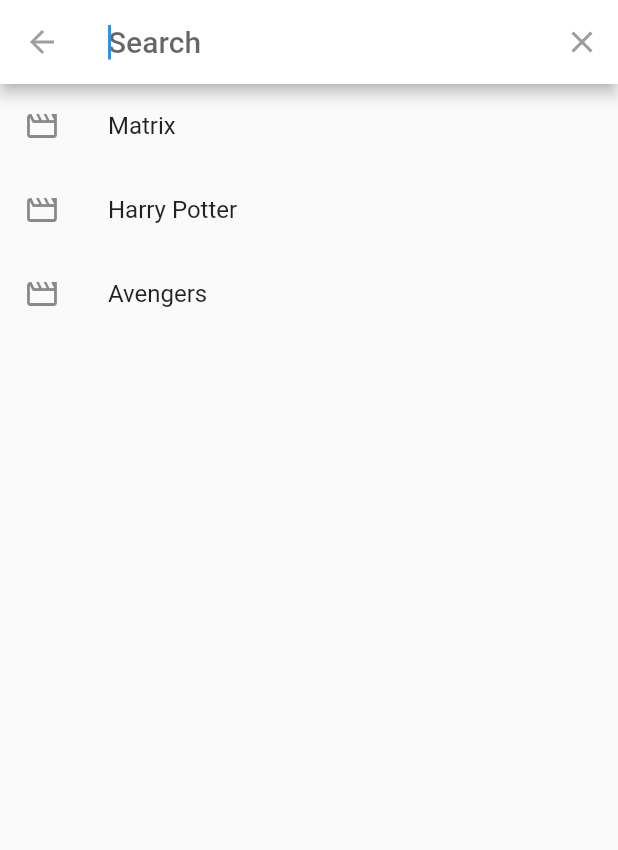
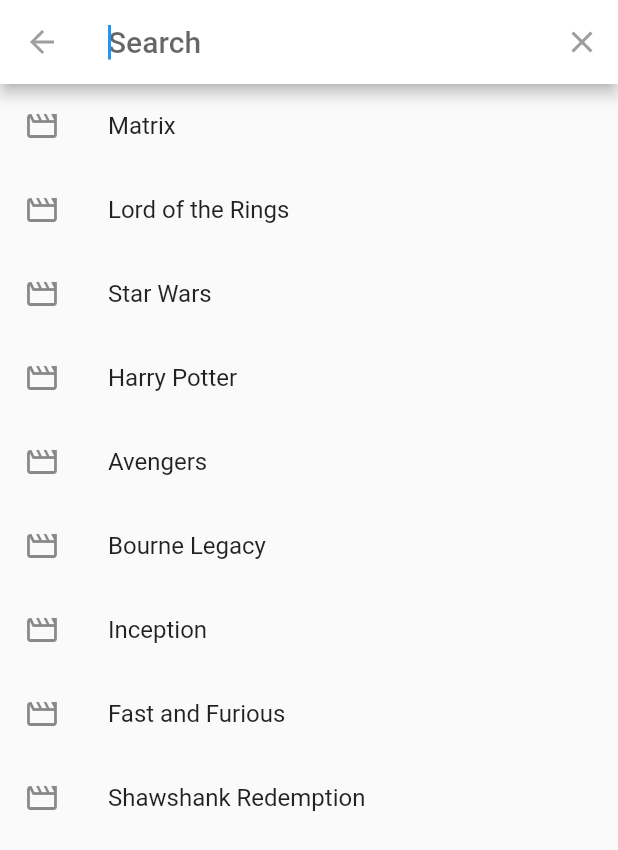
Before and after one commit to bartukaan/movie_searcher, a Flutter app: the screen it shows after launch, after a tap on the "search" icon, on a phone screen of 412 x 824 dp. Shown: the top 850 px of the screen. Run offline on Flutter 3.47's test engine with Material 2 defaults, Android fonts, the phone set to English and light mode, and no system bars; our stand-ins replace bloc, equatable, flutter_bloc, get_it.

Commit message:
[UPD]
-tamamlandı, düzenlenecek

```diff
--- a/lib/screens/movie_search.dart
+++ b/lib/screens/movie_search.dart
@@ -3,9 +3,9 @@ import 'package:flutter_bloc/flutter_bloc.dart';
 import 'package:movie_app/blocs/movie/movie_bloc.dart';
 import 'package:movie_app/models/movie_model.dart';
 
-class MovieSearch extends SearchDelegate<String>  {
+class MovieSearch extends SearchDelegate<String> {
   static final List<Movie> favoriteMovies = [];
-  final recentSearchingMovies = ["Matrix", "Harry Potter", "Avengers"];
+  final recentSearchingMovies = ["Matrix","Lord of the Rings","Star Wars", "Harry Potter", "Avengers","Bourne Legacy","Inception","Fast and Furious","Shawshank Redemption"];
 
   final Bloc<MovieEvent, MovieState> movieBloc;
 
@@ -42,9 +42,16 @@ class MovieSearch extends SearchDelegate<String>  {
           }
           if (state is MovieSearchErrorState) {
             print("Error:" + state.errorText);
+            if(state.errorText.toString().contains("null")){
               return Container(
-              child: Text(state.errorText),
+                child: Center(child: Text("Please Enter a Movie Name")),
               );
+            } /*else if(state.errorText.toString().contains("Too many results")){
+              return Container(
+                child: Center(child: Text("Please enter a Full Movie Name too many result for your search!")),
+              );
+            }*/
+
           }
           if (state is MovieSearchSuccessState) {
             List<Movie> movieList = state.movieList;
@@ -58,28 +65,35 @@ class MovieSearch extends SearchDelegate<String>  {
 
   @override
   Widget buildSuggestions(BuildContext context) {
-    var suggestionList = recentSearchingMovies;
-/*
-    if (query.isEmpty) {
-      suggestionList = recentSearchingMovies;
-    } else {
-      for (int i = 0; i <= MovieSearch.favoriteMovies.length; i++) {
-        suggestionList.add(MovieSearch.favoriteMovies[i]);
-      }
-    }*/
 
     return ListView.builder(
       itemBuilder: (context, index) => ListTile(
         leading: Icon(Icons.movie_outlined),
-        title: Text(suggestionList[index]),
+        title: Text(recentSearchingMovies[index]),
         onTap: () {
-          query = suggestionList[index];
+          query = recentSearchingMovies[index];
+          if(!recentSearchingMovies.contains(query)){
             recentSearchingMovies.add(query);
-
-          showResults(context);
+          }
+          if(query.isEmpty){
+            final snackBar = SnackBar(
+              content: Text('Please Enter a Movie Name!'),
+              action: SnackBarAction(
+                label: 'OK',
+                onPressed: () {
+                  Navigator.pop(context);
+                  // Some code to undo the change.
                 },
               ),
-      itemCount: suggestionList.length,
+            );
+
+            Scaffold.of(context).showSnackBar(snackBar);
+          }else {
+            showResults(context);
+          }
+        },
+      ),
+      itemCount: recentSearchingMovies.length,
     );
   }
 
@@ -100,8 +114,8 @@ class MovieSearch extends SearchDelegate<String>  {
               color: Colors.grey.shade300,
 
               child: StatefulBuilder(
-                builder: (BuildContext context,StateSetter setState){
-                return  Container(
+                  builder: (BuildContext context, StateSetter setState) {
+                return Container(
                   decoration:
                       BoxDecoration(borderRadius: BorderRadius.circular(20)),
                   child: Column(
@@ -119,16 +133,15 @@ class MovieSearch extends SearchDelegate<String>  {
                                     color: Colors.red,
                                     size: 30,
                                   ),
-                              label: Text("Added Favorite"),
+                                  label: Text("Added to Favorites"),
                                 )
                               : FlatButton.icon(
                                   onPressed: () {
                                     favoriteMovies.add(movieList[index]);
                                     setState(() {
-                                 isAddedList =true;
+                                      isAddedList = true;
                                     });
                                   },
-
                                   icon: Icon(
                                     Icons.favorite,
                                     size: 30,
@@ -152,7 +165,8 @@ class MovieSearch extends SearchDelegate<String>  {
                         child: Center(
                             child: Text(movieList[index].year,
                                 style: TextStyle(
-                                      fontSize: 14, fontWeight: FontWeight.bold))),
+                                    fontSize: 14,
+                                    fontWeight: FontWeight.bold))),
                       ),
                       /*  Card(
                         color: Colors.transparent,*/
@@ -164,19 +178,18 @@ class MovieSearch extends SearchDelegate<String>  {
                             image: DecorationImage(
                                 image: NetworkImage(movieList[index].poster),
                                 fit: BoxFit.fitHeight)),
-                            child: Column(
+                        /*child: Column(
                           children: [
                             Text("TYPE:" + movieList[index].type.toString()),
                             Text("IMDB ID: ${movieList[index].imdbId}"),
                           ],
-                            )),
+                        ),*/
+                      ),
                       // ),
                     ],
                   ),
                 );
-                }
-
-              ),
+              }),
             ),
           ),
           onTap: () => debugPrint("Movie $index tıklanıldı"),
--- a/lib/screens/search_screen.dart
+++ b/lib/screens/search_screen.dart
@@ -15,10 +15,21 @@ class _SearchScreenState extends State<SearchScreen> {
   Widget build(BuildContext context) {
     return Scaffold(
       appBar: AppBar(
-        title:  FlatButton.icon(onPressed: () {
-          Navigator.of(context).push( MaterialPageRoute(
+        title: FlatButton.icon(
+          onPressed: () {
+            Navigator.of(context).push(MaterialPageRoute(
                 builder: (BuildContext context) => FavoriteMovieList()));
-        }, icon: Icon(Icons.movie_outlined,color: Colors.white,),label: Text("Go to My Favorite Movies",style: TextStyle(color: Colors.white),),),//Text("Search Movie APP"),
+          },
+          icon: Icon(
+            Icons.movie_outlined,
+            color: Colors.white,
+          ),
+          label: Text(
+            "Go to My Favorite Movies",
+            style: TextStyle(color: Colors.white),
+          ),
+        ),
+        //Text("Search Movie APP"),
         actions: [
           IconButton(
             icon: Icon(Icons.search),
@@ -33,12 +44,34 @@ class _SearchScreenState extends State<SearchScreen> {
           }, icon: Icon(Icons.movie_outlined,color: Colors.white,),label: Text("Go to My Favorite Movies",style: TextStyle(color: Colors.white),),)*/
         ],
       ),
-      body: Container(
+      body: Column(
+        children: [
+          Row(
+           // crossAxisAlignment: CrossAxisAlignment.stretch,
+          //  mainAxisAlignment: MainAxisAlignment.spaceEvenly,
+            children: [
+              Padding(
+                padding: const EdgeInsets.all(8.0),
+                child: Text(
+                  "Search Movie",
+                  style: TextStyle(fontWeight: FontWeight.bold, fontSize: 24),
+                ),
+              ),
+              IconButton(
+                icon: Icon(Icons.search),
+                onPressed: () => showSearch(
+                  context: context,
+                  delegate: MovieSearch(BlocProvider.of<MovieBloc>(context)),
+                ),
+              ),
+            ],
+          ),
+          Container(
             child: Center(
               child: FlatButton.icon(
                 minWidth: MediaQuery.of(context).size.width,
                 onPressed: () {
-              Navigator.of(context).push( MaterialPageRoute(
+                  Navigator.of(context).push(MaterialPageRoute(
                       builder: (BuildContext context) => FavoriteMovieList()));
                 },
                 icon: Icon(Icons.movie_outlined),
@@ -46,6 +79,8 @@ class _SearchScreenState extends State<SearchScreen> {
               ),
             ),
           ),
+        ],
+      ),
     );
   }
 }
```
Lines whose indentation alone changed are shown as unchanged.
